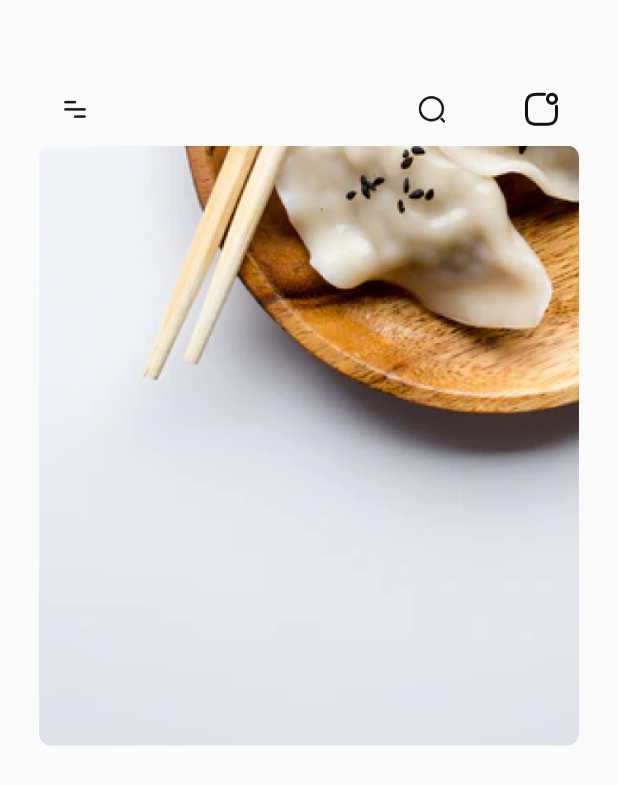
After one commit to ZayniddinMamarasulov/DigiNews, a Flutter app: the screen it shows after launch, on a phone screen of 412 x 824 dp. The commit adds this screen. Shown: the top 785 px of the screen. Run offline on Flutter 3.47's test engine with Material 2 defaults, Android fonts, the phone set to English and light mode, and no system bars; our stand-ins replace bouncing_widget.

Commit message:
I was added page

```diff
--- a/lib/main.dart
+++ b/lib/main.dart
@@ -1,9 +1,6 @@
 import 'package:flutter/material.dart';
-import 'package:news_app/screens/auth_page.dart';
-import 'package:news_app/screens/home_page.dart';
+import 'package:news_app/screens/dashboad_page.dart';
 import 'package:news_app/screens/loging_page.dart';
-import 'package:news_app/screens/natification_page.dart';
-import 'package:news_app/screens/otp_auth.dart';
 
 void main() {
   runApp(const NewsApp());
@@ -26,7 +23,7 @@ class NewsApp extends StatelessWidget {
   Widget build(BuildContext context) {
     return const MaterialApp(
       title: "News App",
-      home: NotiPage(),
+      home: DashboardPage(),
     );
   }
 }
--- /dev/null
+++ b/lib/screens/dashboad_page.dart
@@ -0,0 +1,72 @@
+import 'package:flutter/material.dart';
+import 'natification_page.dart';
+class DashboardPage extends StatefulWidget {
+  const DashboardPage({Key? key}) : super(key: key);
+  @override
+  _DashboardPageState createState() => _DashboardPageState();
+}
+class _DashboardPageState extends State<DashboardPage> {
+  @override
+  Widget build(BuildContext context) {
+    return Scaffold(
+      body: Column(children: [
+        SizedBox(height: 49),
+        Row(children: [
+          SizedBox(width: 26),
+          IconButton(
+            icon: Image.asset("assets/img_11.png"),
+            iconSize: 24,
+            onPressed: () {
+              setState(() {});
+            },
+          ),
+          SizedBox(width: 190),
+          IconButton(
+            icon: Image.asset("assets/img_13.png"),
+            iconSize: 24,
+            onPressed: () {
+              setState(() {});
+            },
+          ),
+          SizedBox(width: 29),
+          signButtons(),
+        ],),
+        ClipRRect(
+          borderRadius: BorderRadius.circular(8.0),
+          child: Image.asset(
+            'assets/img_15.png',
+            width: 360.0,
+            height: 400.0,
+            fit: BoxFit.fill,
+          ),
+        ),
+
+      ],),
+    );
+  }
+  Widget signButtons() {
+    return InkWell(
+      onTap: () {
+        Navigator.of(context).push(_createRoute());
+      },
+      child: Image.asset("assets/img_14.png",width: 40,height: 40),
+    );
+  }
+
+  Route _createRoute() {
+    return PageRouteBuilder(
+        pageBuilder: (context, animations, secondaryAnimation) => NotiPage(),
+        transitionsBuilder: (context, animation, secondaryAnimation, child) {
+          const begin = Offset(1.0, 0.0);
+          const end = Offset.zero;
+          const curve = Curves.easeInOutQuad;
+          var tween =
+          Tween(begin: begin, end: end).chain(CurveTween(curve: curve));
+
+          return SlideTransition(
+            position: animation.drive(tween),
+            child: child,
+          );
+        });
+  }
+}
```
Also changed, not shown: lib/screens/login_scrin.dart (+35 -8 lines), lib/screens/loging_page.dart (+34 -7 lines), lib/screens/otp_auth.dart (+36 -10 lines), lib/screens/sing_up.dart (+38 -12 lines), lib/widjets/line.dart (+9 -0 lines), assets/img_11.png (added), assets/img_13.png (added), assets/img_14.png (added), assets/img_15.png (added).
